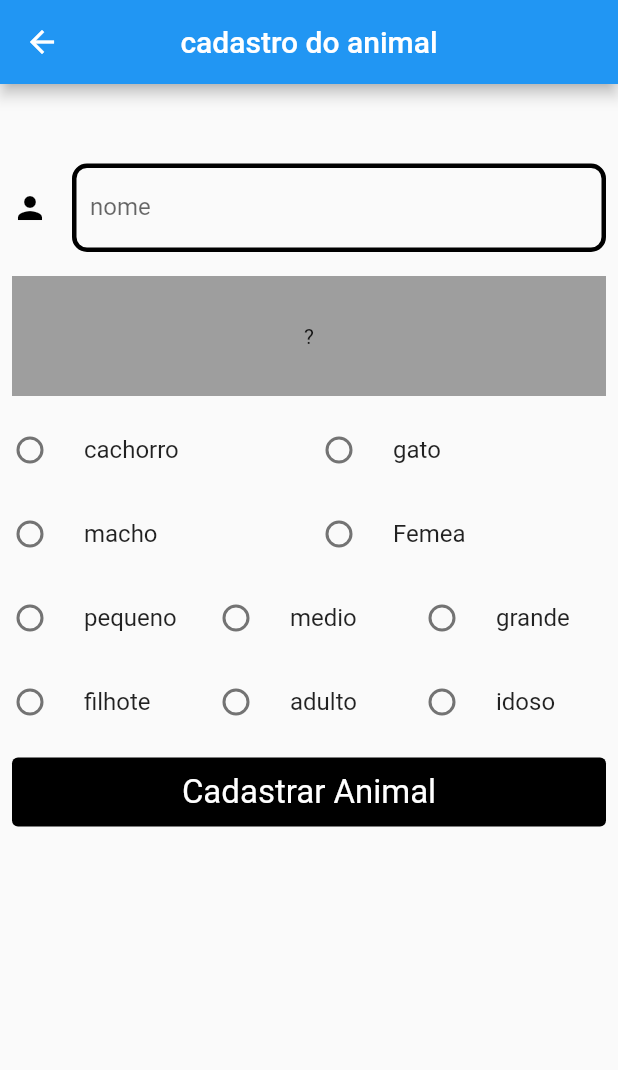
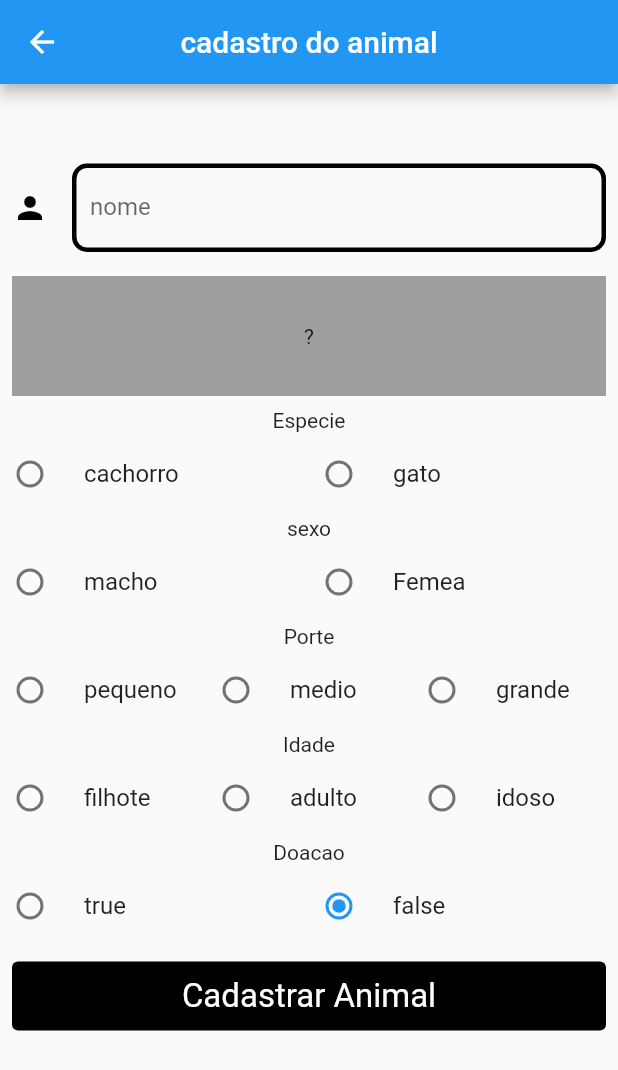
Before and after one commit to mateuspds/devaplicativos-flutter, a Flutter app: the Animal screen opened by its route, on a phone screen of 412 x 824 dp. Shown: the top 1070 px of the screen. Run offline on Flutter 3.47's test engine with Material 2 defaults, Android fonts, the phone set to English and light mode, and no system bars; our stand-ins replace cloud_firestore, firebase_auth, firebase_core; accounts and stored records are empty.

Commit message:
cadastro animais

```diff
--- a/lib/pages/cadastroAnimal.dart
+++ b/lib/pages/cadastroAnimal.dart
@@ -33,10 +33,11 @@ class _AnimalState extends State<Animal> {
         await animais.add({
           "nome": nomecontroler.text,
           "tipo do animal": selecionarEspecie,
-          "idade":idade ,
+          "idade": idade,
           "sexo": selecionarSexo,
           "porte": porte,
-          "token": providerUsur.token,
+          "dono": providerUsur.token,
+          "doacao": doacao,
         });
         return true;
       } catch (e) {
@@ -66,6 +67,7 @@ class _AnimalState extends State<Animal> {
       ),
       body: SingleChildScrollView(
         child: Column(
+          mainAxisAlignment: MainAxisAlignment.end,
           children: [
             const Padding(
               padding: EdgeInsets.all(8.0),
@@ -101,7 +103,7 @@ class _AnimalState extends State<Animal> {
             //cadastro de animal
 
             //especie
-
+           Text("Especie"),
             Row(
               children: [
                 RadioCustom(
@@ -126,6 +128,7 @@ class _AnimalState extends State<Animal> {
             ),
 
             //sexo
+            Text("sexo"),
             Row(
               children: [
                 RadioCustom(
@@ -148,6 +151,7 @@ class _AnimalState extends State<Animal> {
             ),
 
             //porte
+            Text("Porte"),
             Row(
               children: [
                 RadioCustom(
@@ -180,6 +184,7 @@ class _AnimalState extends State<Animal> {
               ],
             ),
             //idade
+            Text("Idade"),
             Row(
               children: [
                 RadioCustom(
@@ -209,6 +214,31 @@ class _AnimalState extends State<Animal> {
                     });
                   }),
                 ),
+              ],
+            ),
+
+            //doacao
+            Text("Doacao"),
+            Row(
+              children: [
+                RadioCustom(
+                  selecionar: doacao.toString(),
+                  texto: "true",
+                  acao: ((value) {
+                    setState(() {
+                      doacao = true;
+                    });
+                  }),
+                ),
+                RadioCustom(
+                  selecionar: doacao.toString(),
+                  texto: "false",
+                  acao: ((value) {
+                    setState(() {
+                      doacao = false;
+                    });
+                  }),
+                )
               ],
             ),
 
```
Also changed, not shown: lib/pages/meusAnimais.dart (+24 -1 lines). Lines whose indentation alone changed are shown as unchanged.
